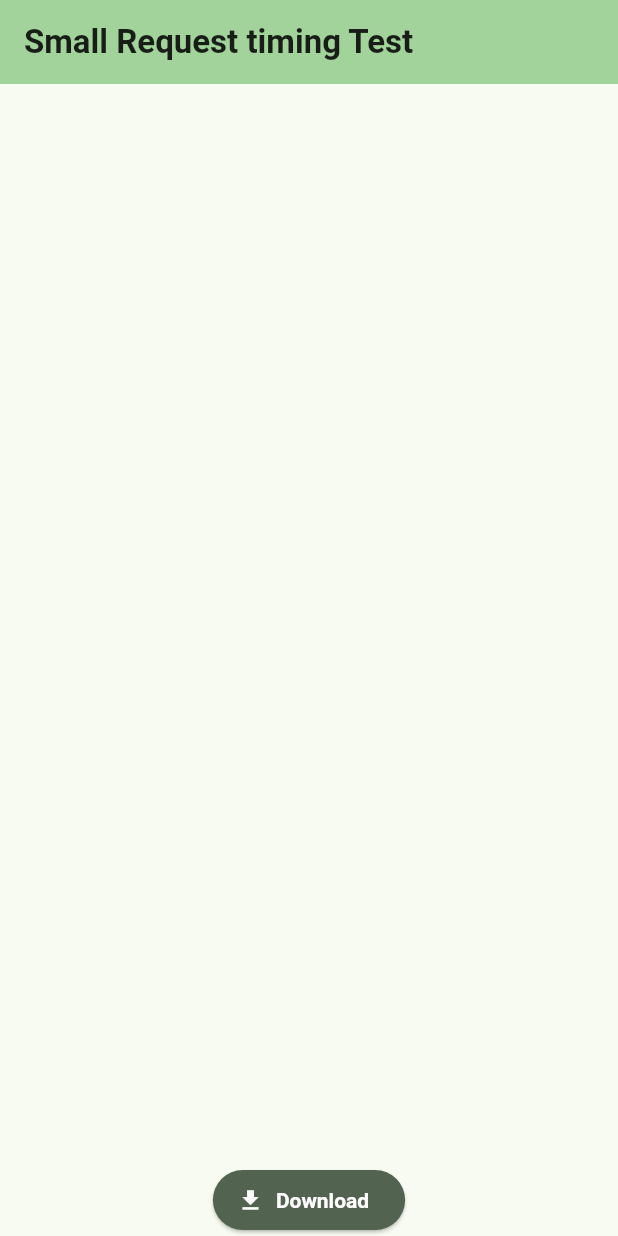
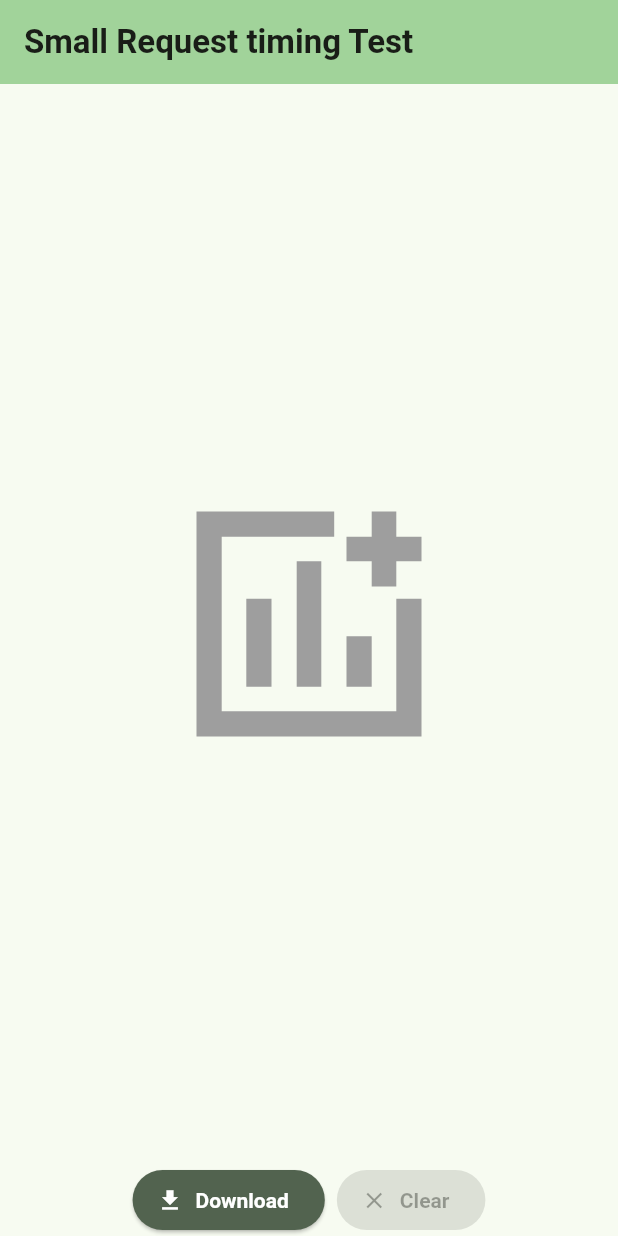
Before and after one commit to Xanonymous-GitHub/small_test, a Flutter app: the screen it shows after launch, on a phone screen of 412 x 824 dp. Run offline on Flutter 3.47's test engine with Material 3 defaults, Android fonts, the phone set to English and light mode, and no system bars; our stand-ins replace freezed_annotation.

Commit message:
feat: 🎸 add clear button and empty icon

```diff
--- a/lib/main.dart
+++ b/lib/main.dart
@@ -96,7 +96,7 @@ final class _DownloadResultListViewState extends State<DownloadResultListView> {
     final isError = downloadResult.time == double.maxFinite;
 
     return Card(
-      surfaceTintColor: isError ? Theme.of(context).colorScheme.error: Theme.of(context).colorScheme.primaryContainer,
+      surfaceTintColor: isError ? Theme.of(context).colorScheme.error : Theme.of(context).colorScheme.primaryContainer,
       child: ListTile(
         title: Text(downloadResult.url, textAlign: TextAlign.center),
         subtitle: Text(
@@ -130,12 +130,23 @@ final class _DownloadResultListViewState extends State<DownloadResultListView> {
       mainAxisSize: MainAxisSize.max,
       children: [
         Expanded(
-          child: ListView.builder(
+          child: _downloadResults.isNotEmpty
+              ? ListView.builder(
                   padding: const EdgeInsets.all(8),
                   itemBuilder: _buildDownloadResultItem,
                   itemCount: _downloadResults.length,
+                )
+              : const Center(
+                  child: Icon(
+                  Icons.add_chart_sharp,
+                  size: 200,
+                  color: Colors.grey,
+                )),
         ),
-        ),
+        Row(
+          mainAxisAlignment: MainAxisAlignment.center,
+          crossAxisAlignment: CrossAxisAlignment.center,
+          children: [
             ElevatedButton.icon(
               style: ElevatedButton.styleFrom(
                 backgroundColor: secondaryColor,
@@ -153,6 +164,19 @@ final class _DownloadResultListViewState extends State<DownloadResultListView> {
                       ),
                     ),
             ),
+            const SizedBox(width: 8),
+            ElevatedButton.icon(
+              style: ElevatedButton.styleFrom(
+                backgroundColor: secondaryColor,
+                foregroundColor: onSecondaryColor,
+                textStyle: const TextStyle(fontWeight: FontWeight.bold),
+              ),
+              onPressed: _downloadResults.isNotEmpty ? () => setState(() => _downloadResults.clear()) : null,
+              label: const Text('Clear'),
+              icon: const Icon(Icons.clear),
+            ),
+          ],
+        ),
       ],
     );
   }
```
Lines whose indentation alone changed are shown as unchanged.
